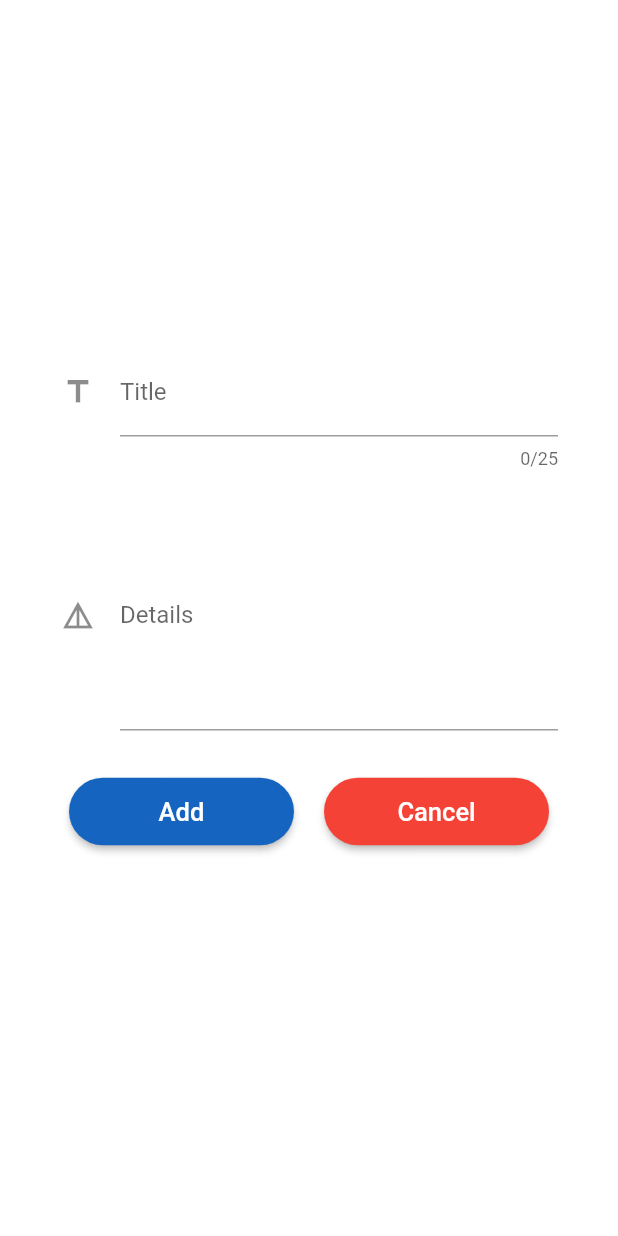
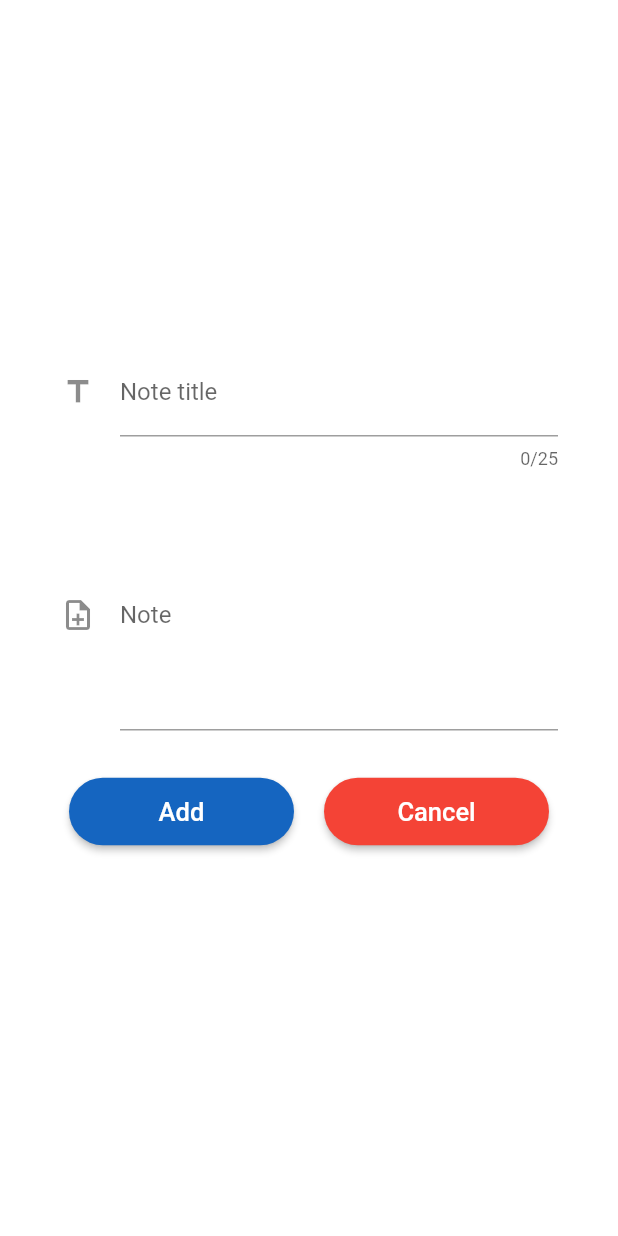
Before and after one commit to deepak945516/Notepad_Flutter, a Flutter app: the AddNote screen opened directly, on a phone screen of 412 x 824 dp. Run offline on Flutter 3.47's test engine with Material 2 defaults, Android fonts, the phone set to English and light mode, and no system bars; our stand-ins replace fluttertoast, shared_preferences, sqflite; accounts and stored records are empty.

Commit message:
version code increased

```diff
--- a/two_note/lib/ui/widgets/add_note.dart
+++ b/two_note/lib/ui/widgets/add_note.dart
@@ -47,7 +47,7 @@ class AddNote extends StatelessWidget {
               controller: titleController,
               decoration: InputDecoration(
                 icon: Icon(Icons.title_outlined),
-                labelText: "Title",
+                labelText: "Note title",
               ),
             ),
             SizedBox(
@@ -60,8 +60,8 @@ class AddNote extends StatelessWidget {
               maxLines: 6,
               controller: detailsController,
               decoration: InputDecoration(
-                icon: Icon(Icons.details_outlined),
-                labelText: "Details",
+                icon: Icon(Icons.note_add_outlined),
+                labelText: "Note",
               ),
             ),
             SizedBox(
--- a/two_note/pubspec.yaml
+++ b/two_note/pubspec.yaml
@@ -15,7 +15,7 @@ publish_to: 'none' # Remove this line if you wish to publish to pub.dev
 # In iOS, build-name is used as CFBundleShortVersionString while build-number used as CFBundleVersion.
 # Read more about iOS versioning at
 # https://developer.apple.com/library/archive/documentation/General/Reference/InfoPlistKeyReference/Articles/CoreFoundationKeys.html
-version: 1.1.0+1
+version: 1.1.0+2
 
 environment:
   sdk: ">=2.7.0 <3.0.0"
```
